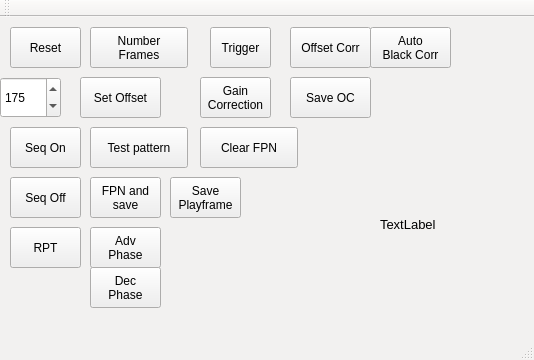
First picture: the form in src/mainwindow.ui, repository krontech/chronos-cam-app, before the edit.
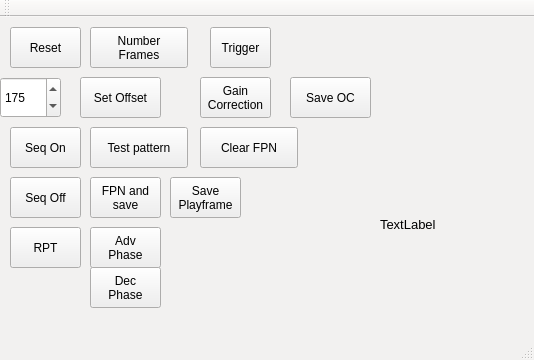
Second picture: the form after the edit.

Commit message:
Remove ADC offsets from factory/manual calibration.
The live ADC offset training works well enough that we can remove it
from the factory calibration data, and perform it live when switching
resolutions instead.

Diff of the .ui file:
```diff
--- a/src/mainwindow.ui
+++ b/src/mainwindow.ui
@@ -285,19 +285,6 @@
 Correction</string>
     </property>
    </widget>
-   <widget class="QPushButton" name="cmdOffsetCorrection">
-    <property name="geometry">
-     <rect>
-      <x>290</x>
-      <y>10</y>
-      <width>81</width>
-      <height>41</height>
-     </rect>
-    </property>
-    <property name="text">
-     <string>Offset Corr</string>
-    </property>
-   </widget>
    <widget class="QPushButton" name="cmdSaveOC">
     <property name="geometry">
      <rect>
@@ -311,20 +298,6 @@
      <string>Save OC</string>
     </property>
    </widget>
-   <widget class="QPushButton" name="cmdAutoBlack">
-    <property name="geometry">
-     <rect>
-      <x>370</x>
-      <y>10</y>
-      <width>81</width>
-      <height>41</height>
-     </rect>
-    </property>
-    <property name="text">
-     <string>Auto
-Black Corr</string>
-    </property>
-   </widget>
    <widget class="QPushButton" name="cmdSaveFrame">
     <property name="geometry">
      <rect>
```
Left out of the diff: 2 changed lines with no effect on the pictures. The commit also changes 7 other files.
